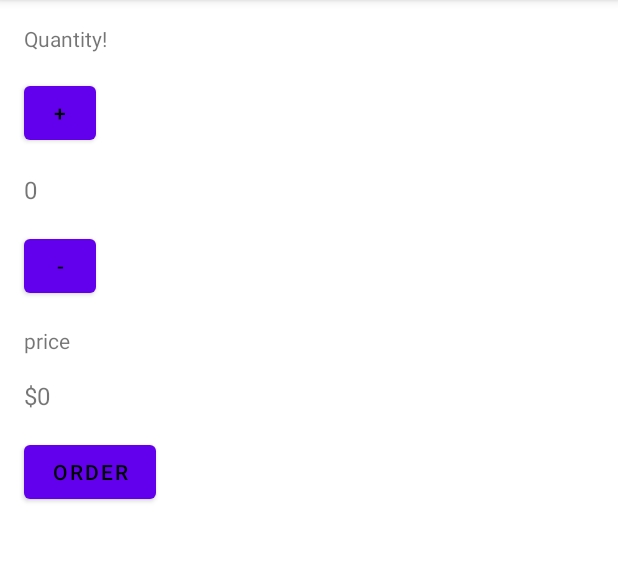
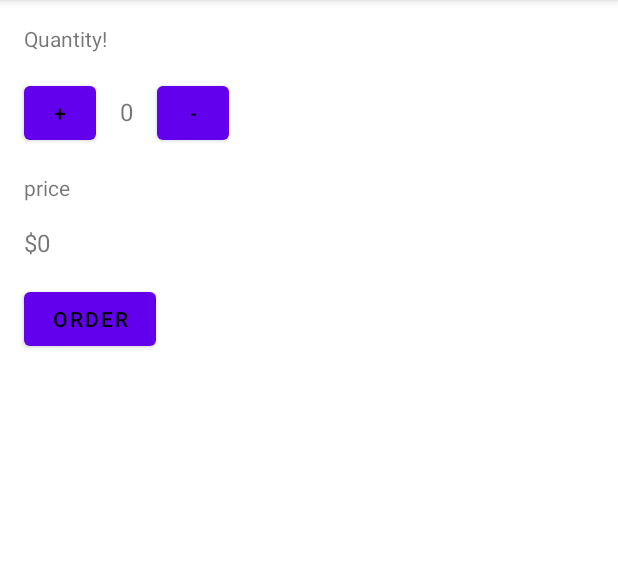
Before and after one commit to ETS-Android2/Android-Application-Development, an Android app: the screen it shows after launch (MainActivity), on a phone screen of 412 x 824 dp, the part 84-646 px from its top. Run offline under Robolectric (Android 15) with nearby library versions, the phone set to English and light mode, and no system bars.

Commit message:
Nested Linear Layout

```diff
--- a/Android Basics User Input 2/Making an App Interactive Part 1/app/src/main/res/layout/activity_main.xml
+++ b/Android Basics User Input 2/Making an App Interactive Part 1/app/src/main/res/layout/activity_main.xml
@@ -18,6 +18,10 @@
         app:layout_constraintLeft_toLeftOf="parent"
         app:layout_constraintRight_toRightOf="parent"
         app:layout_constraintTop_toTopOf="parent" />
+    <LinearLayout
+        android:layout_width="wrap_content"
+        android:layout_height="wrap_content"
+        >
     <Button
         android:layout_width="48dp"
         android:layout_height="48dp"
@@ -44,6 +48,7 @@
         android:onClick="decrement"
         android:text="-"
         android:textColor="@color/black" />
+    </LinearLayout>
     <TextView
         android:layout_width="wrap_content"
         android:layout_height="wrap_content"
```
Also changed, not shown: Android Basics User Input 2/Making an App Interactive Part 1/app/src/main/java/com/example/justjava/MainActivity.java (line endings or trailing spaces).
